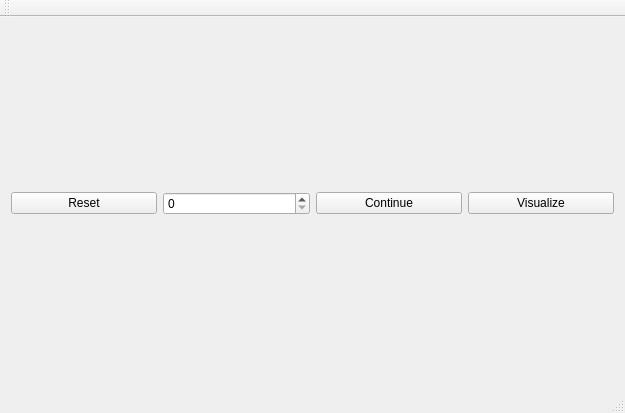
This is mainwindow.ui in dragly/NeuralNetwork as Qt 5 draws it before an edit. The edited form follows.
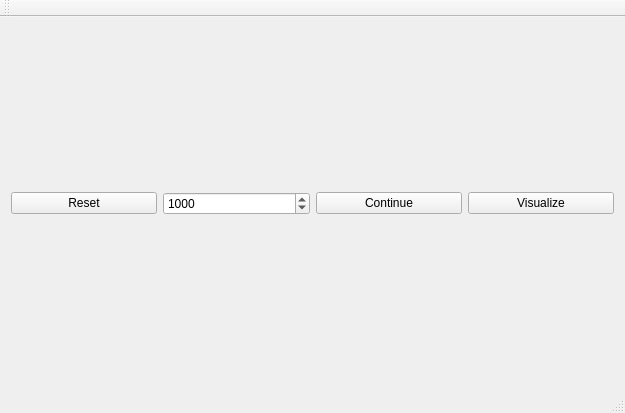
This is the edited form.

Commit message: Modifications to UI and to physics simulator.

Diff of the .ui file:
```diff
--- a/mainwindow.ui
+++ b/mainwindow.ui
@@ -28,7 +28,14 @@
        </widget>
       </item>
       <item>
-       <widget class="QSpinBox" name="spinBox"/>
+       <widget class="QSpinBox" name="spinBox">
+        <property name="maximum">
+         <number>999999999</number>
+        </property>
+        <property name="value">
+         <number>1000</number>
+        </property>
+       </widget>
       </item>
       <item>
        <widget class="QPushButton" name="pushButton_2">
```
Left out of the diff: 6 changed lines with no effect on the pictures. The commit also changes 7 other files.
